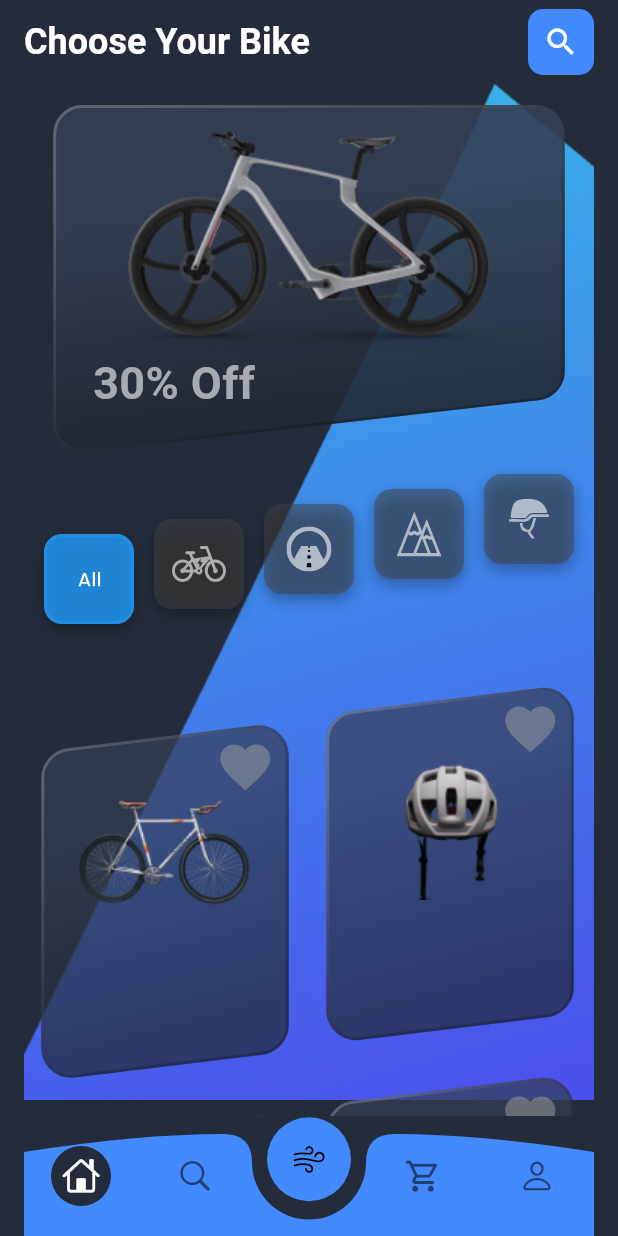
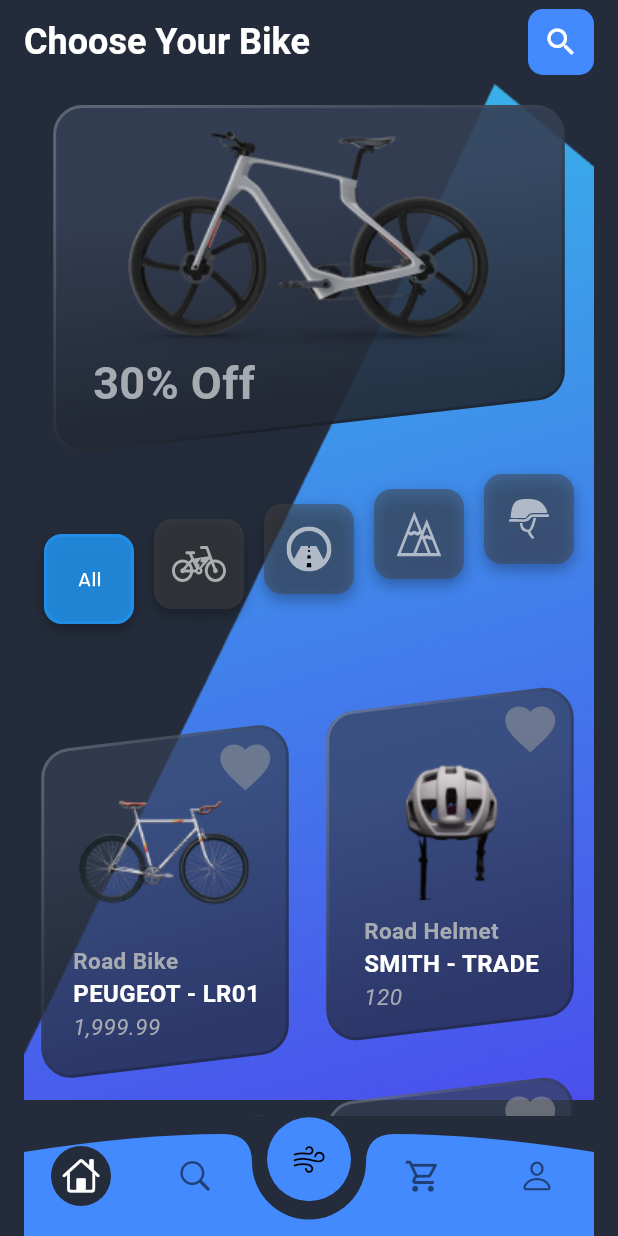
Before and after one commit to tienluan02/online_bicycle_shop, a Flutter app: the screen it shows after launch, on a phone screen of 412 x 824 dp. Run offline on Flutter 3.47's test engine with Material 3 defaults, Android fonts, the phone set to English and light mode, and no system bars; drawn by our look-alikes of like_button; our stand-ins replace flutter_svg.

Commit message:
item containers

```diff
--- a/online_bicycle_shop_app/lib/Screen/Discover.dart
+++ b/online_bicycle_shop_app/lib/Screen/Discover.dart
@@ -4,6 +4,7 @@ import '../components/sorting_button.dart';
 import '../components/trapezium_container.dart';
 import 'package:flutter_svg/flutter_svg.dart';
 import '../components/like_button.dart';
+import '../components/constant.dart';
 
 class Discover extends StatefulWidget {
   const Discover({super.key});
@@ -175,7 +176,20 @@ class _DiscoverState extends State<Discover> {
                                       Padding(
                                         padding: EdgeInsets.only(left: 95, top: 10),
                                           child: CustomLikeButton()),
-                                      Image.asset('images/white_bike.png')
+                                      Image.asset('images/white_bike.png'),
+                                      SizedBox(height: 20,),
+                                      Column(
+                                        crossAxisAlignment: CrossAxisAlignment.baseline,
+                                        textBaseline: TextBaseline.alphabetic,
+                                        children: [
+                                          Text('Road Bike',
+                                            style: itemType,),
+                                          Text('PEUGEOT - LR01',
+                                            style: itemName,),
+                                          Text('1,999.99',
+                                            style: itemPrize,),
+                                        ],
+                                      ),
                                     ],
                                   ),
                                 ],
@@ -188,7 +202,20 @@ class _DiscoverState extends State<Discover> {
                                       Padding(
                                           padding: EdgeInsets.only(left: 95, top: 10),
                                           child: CustomLikeButton()),
-                                      Image.asset('images/black_bike.png')
+                                      Image.asset('images/black_bike.png'),
+                                      SizedBox(height: 20,),
+                                      Column(
+                                        crossAxisAlignment: CrossAxisAlignment.baseline,
+                                        textBaseline: TextBaseline.alphabetic,
+                                        children: [
+                                          Text('Road Bike',
+                                            style: itemType,),
+                                          Text('PEUGEOT - LR02',
+                                            style: itemName,),
+                                          Text('2,999.99',
+                                            style: itemPrize,),
+                                        ],
+                                      ),
                                     ],
                                   ),
                                 ],
@@ -209,7 +236,20 @@ class _DiscoverState extends State<Discover> {
                                         Padding(
                                             padding: EdgeInsets.only(left: 95, top: 10),
                                             child: CustomLikeButton()),
-                                        Image.asset('images/helmet.png')
+                                        Image.asset('images/helmet.png'),
+                                        SizedBox(height: 10,),
+                                        Column(
+                                          crossAxisAlignment: CrossAxisAlignment.baseline,
+                                          textBaseline: TextBaseline.alphabetic,
+                                          children: [
+                                            Text('Road Helmet',
+                                              style: itemType,),
+                                            Text('SMITH - TRADE',
+                                              style: itemName,),
+                                            Text('120',
+                                              style: itemPrize,),
+                                          ],
+                                        ),
                                       ],
                                     ),
                                   ],
@@ -222,7 +262,20 @@ class _DiscoverState extends State<Discover> {
                                         Padding(
                                             padding: EdgeInsets.only(left: 95, top: 10),
                                             child: CustomLikeButton()),
-                                        Image.asset('images/primary_bike.png')
+                                        Image.asset('images/primary_bike.png'),
+                                        SizedBox(height: 10,),
+                                        Column(
+                                          crossAxisAlignment: CrossAxisAlignment.baseline,
+                                          textBaseline: TextBaseline.alphabetic,
+                                          children: [
+                                            Text('Road Bike',
+                                              style: itemType,),
+                                            Text('PEUGEOT - LR03',
+                                              style: itemName,),
+                                            Text('3,999.99',
+                                              style: itemPrize,),
+                                          ],
+                                        ),
                                       ],
                                     ),
                                   ],
--- /dev/null
+++ b/online_bicycle_shop_app/lib/components/constant.dart
@@ -0,0 +1,22 @@
+import 'dart:ui';
+
+import 'package:flutter/material.dart';
+
+const backgroundColor = Color(0xFF242C3B);
+const selectedItem = Color(0xFF222834);
+const fontColor = Color(0xFFA7ABB1);
+const itemType = TextStyle(
+  color: fontColor,
+  fontSize: 15,
+  fontWeight: FontWeight.bold,
+);
+const itemName = TextStyle(
+  color: Colors.white,
+  fontWeight: FontWeight.bold,
+  fontSize: 16,
+);
+const itemPrize = TextStyle(
+  color: fontColor,
+  fontSize: 15,
+  fontStyle: FontStyle.italic,
+);
```
